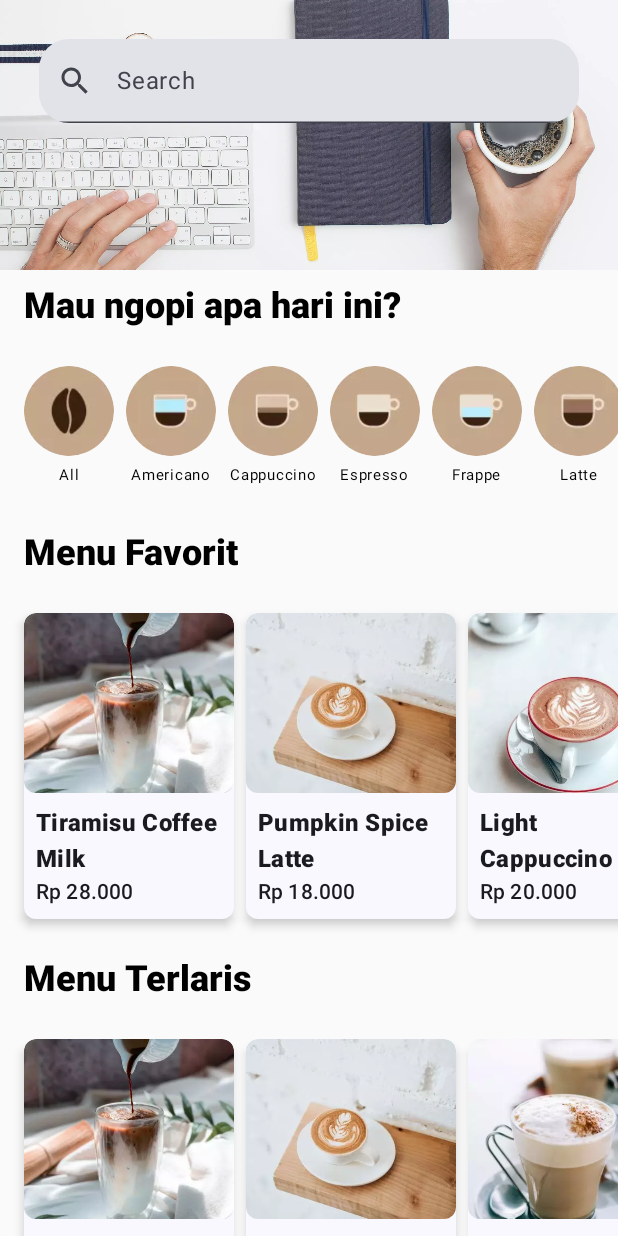
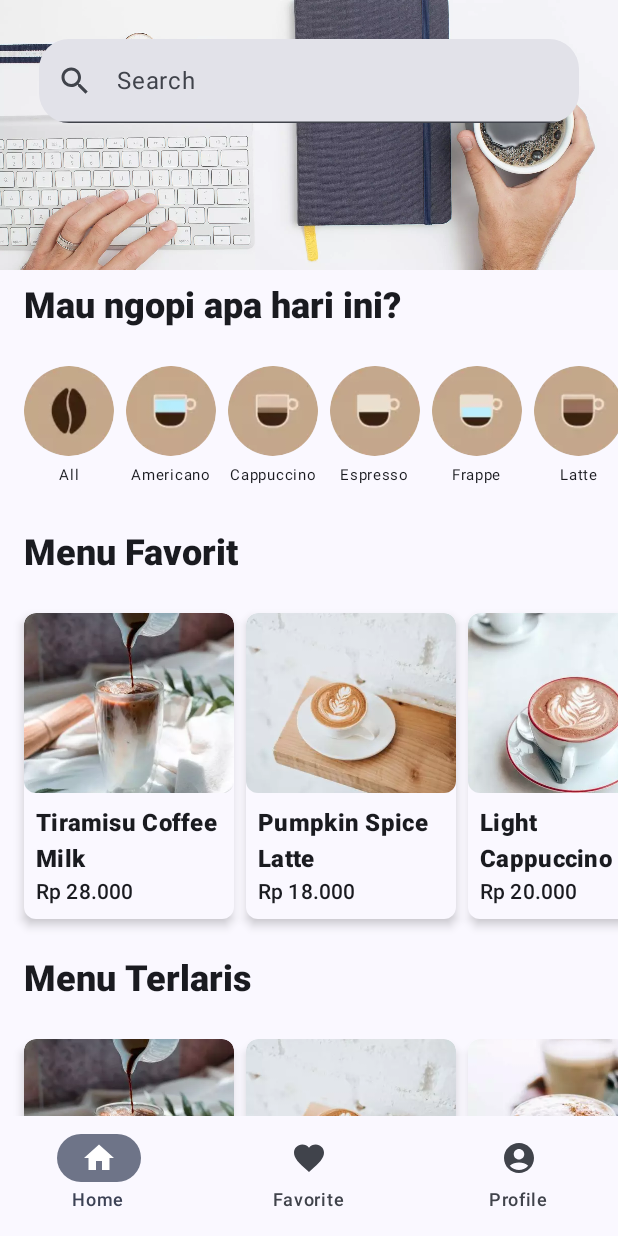
Before and after one commit to azkifairuz/JettCoffee, an Android app built with Jetpack Compose: the screen it shows after launch (MainActivity), on a phone screen of 412 x 824 dp. Run offline under Robolectric (Android 15) with nearby library versions, the phone set to English and light mode, and no system bars; 1 statement that could not run was skipped.

```diff
--- a/app/src/main/java/com/azkifairuz/jetcoffee/MainActivity.kt
+++ b/app/src/main/java/com/azkifairuz/jetcoffee/MainActivity.kt
@@ -1,6 +1,7 @@
 package com.azkifairuz.jetcoffee
 
 import Search
+import android.annotation.SuppressLint
 import android.os.Bundle
 import androidx.activity.ComponentActivity
 import androidx.activity.compose.setContent
@@ -15,7 +16,16 @@ import androidx.compose.foundation.lazy.LazyRow
 import androidx.compose.foundation.lazy.items
 import androidx.compose.foundation.rememberScrollState
 import androidx.compose.foundation.verticalScroll
+import androidx.compose.material.icons.Icons
+import androidx.compose.material.icons.filled.AccountCircle
+import androidx.compose.material.icons.filled.Favorite
+import androidx.compose.material.icons.filled.Home
+import androidx.compose.material3.ExperimentalMaterial3Api
+import androidx.compose.material3.Icon
 import androidx.compose.material3.MaterialTheme
+import androidx.compose.material3.NavigationBar
+import androidx.compose.material3.NavigationBarItem
+import androidx.compose.material3.Scaffold
 import androidx.compose.material3.Text
 import androidx.compose.runtime.Composable
 import androidx.compose.ui.Modifier
@@ -27,6 +37,7 @@ import androidx.compose.ui.tooling.preview.Preview
 import androidx.compose.ui.unit.dp
 import com.azkifairuz.jetcoffee.ui.components.CategoryItem
 import com.azkifairuz.jetcoffee.ui.components.MenuItem
+import com.azkifairuz.jetcoffee.ui.model.BottomBarItem
 import com.azkifairuz.jetcoffee.ui.model.Menus
 import com.azkifairuz.jetcoffee.ui.model.dummyBestSellerMenu
 import com.azkifairuz.jetcoffee.ui.model.dummyCategory
@@ -45,13 +56,19 @@ class MainActivity : ComponentActivity() {
 }
 
 
+@OptIn(ExperimentalMaterial3Api::class)
 @Composable
 fun JetCoffeeApp() {
-    Column(Modifier.verticalScroll(rememberScrollState())) {
+   Scaffold(
+       bottomBar = { BottomBar()}
+   ) { innerPadding ->
+       Column(Modifier
+           .verticalScroll(rememberScrollState())
+           .padding(innerPadding)) {
            Banner()
            Home(
                title = stringResource(id = R.string.section_category),
-            content = { CategoryRow()}
+               content = { CategoryRow() }
            )
            Home(
                title = stringResource(id = R.string.section_favorite_menu),
@@ -64,16 +81,17 @@ fun JetCoffeeApp() {
 
        }
    }
+}
 
 //home
 @Composable
 fun Home(
-    title:String,
+    title: String,
     modifier: Modifier = Modifier,
     content: @Composable () -> Unit
 ) {
     Column(modifier) {
-        SectionText(title = title,modifier)
+        SectionText(title = title, modifier)
         content()
     }
 }
@@ -106,7 +124,7 @@ fun Banner(modifier: Modifier = Modifier) {
 
 @Composable
 fun SectionText(
-    title : String,
+    title: String,
     modifier: Modifier = Modifier
 ) {
     Text(
@@ -128,8 +146,8 @@ fun CategoryRow(
         horizontalArrangement = Arrangement.spacedBy(8.dp),
         contentPadding = PaddingValues(horizontal = 16.dp),
         modifier = modifier.padding(vertical = 16.dp)
-    ){
-        items(dummyCategory,key = {it.textCategory}){ category ->
+    ) {
+        items(dummyCategory, key = { it.textCategory }) { category ->
             CategoryItem(categories = category)
         }
     }
@@ -144,10 +162,50 @@ fun MenuRow(
         horizontalArrangement = Arrangement.spacedBy(8.dp),
         contentPadding = PaddingValues(horizontal = 16.dp),
         modifier = modifier.padding(vertical = 16.dp)
-    ){
-        items(listMenu,key = {it.title}){ menu ->
+    ) {
+        items(listMenu, key = { it.title }) { menu ->
             MenuItem(menus = menu)
         }
     }
+}
 
+@Composable
+fun BottomBar(
+    modifier: Modifier = Modifier
+) {
+    NavigationBar(
+        containerColor = MaterialTheme.colorScheme.background,
+        modifier = modifier
+    ) {
+        val navigationItems = listOf(
+            BottomBarItem(
+                title = stringResource(id = R.string.menu_home),
+                icon = Icons.Default.Home
+            ),
+            BottomBarItem(
+                title = stringResource(id = R.string.menu_favorite),
+                icon = Icons.Default.Favorite
+            ),
+            BottomBarItem(
+                title = stringResource(id = R.string.menu_profile),
+                icon = Icons.Default.AccountCircle
+            )
+        )
+
+        navigationItems.map {
+            NavigationBarItem(
+                selected = it.title == navigationItems[0].title,
+                onClick = { /*TODO*/ },
+                icon = {
+                    Icon(
+                        imageVector = it.icon,
+                        contentDescription = it.title
+                    )
+                },
+                label = {
+                    Text(text = it.title)
                 }
+            )
+        }
+    }
+}
--- a/app/src/main/java/com/azkifairuz/jetcoffee/ui/theme/Color.kt
+++ b/app/src/main/java/com/azkifairuz/jetcoffee/ui/theme/Color.kt
@@ -12,3 +12,5 @@ val Pink40 = Color(0xFF7D5260)
 
 val CoffeeBrown = Color(0xFF886345)
 val LightCoffeeBrown = Color(0xFFC4A68A)
+
+val LightGray = Color(0xFFBBBBBB)
--- a/app/src/main/java/com/azkifairuz/jetcoffee/ui/theme/Theme.kt
+++ b/app/src/main/java/com/azkifairuz/jetcoffee/ui/theme/Theme.kt
@@ -10,6 +10,7 @@ import androidx.compose.material3.dynamicLightColorScheme
 import androidx.compose.material3.lightColorScheme
 import androidx.compose.runtime.Composable
 import androidx.compose.runtime.SideEffect
+import androidx.compose.ui.graphics.Color.Companion.White
 import androidx.compose.ui.graphics.toArgb
 import androidx.compose.ui.platform.LocalContext
 import androidx.compose.ui.platform.LocalView
@@ -18,15 +19,23 @@ import androidx.core.view.WindowCompat
 private val DarkColorScheme = darkColorScheme(
     primary = Purple80,
     secondary = LightCoffeeBrown,
-    tertiary = LightCoffeeBrown
+    tertiary = LightCoffeeBrown,
+    secondaryContainer = LightCoffeeBrown,
+    onSecondaryContainer = CoffeeBrown,
+    onSurface = LightCoffeeBrown,
+    onSurfaceVariant = LightCoffeeBrown
 
 )
 
 private val LightColorScheme = lightColorScheme(
     primary = Purple40,
     secondary = CoffeeBrown,
-    tertiary = CoffeeBrown
-
+    tertiary = CoffeeBrown,
+    onSurface = CoffeeBrown,
+    onSurfaceVariant = LightGray,
+    secondaryContainer = LightCoffeeBrown,
+    onSecondaryContainer = CoffeeBrown,
+    background = White,
     /* Other default colors to override
     background = Color(0xFFFFFBFE),
     surface = Color(0xFFFFFBFE),
```
Lines whose indentation alone changed are shown as unchanged.
